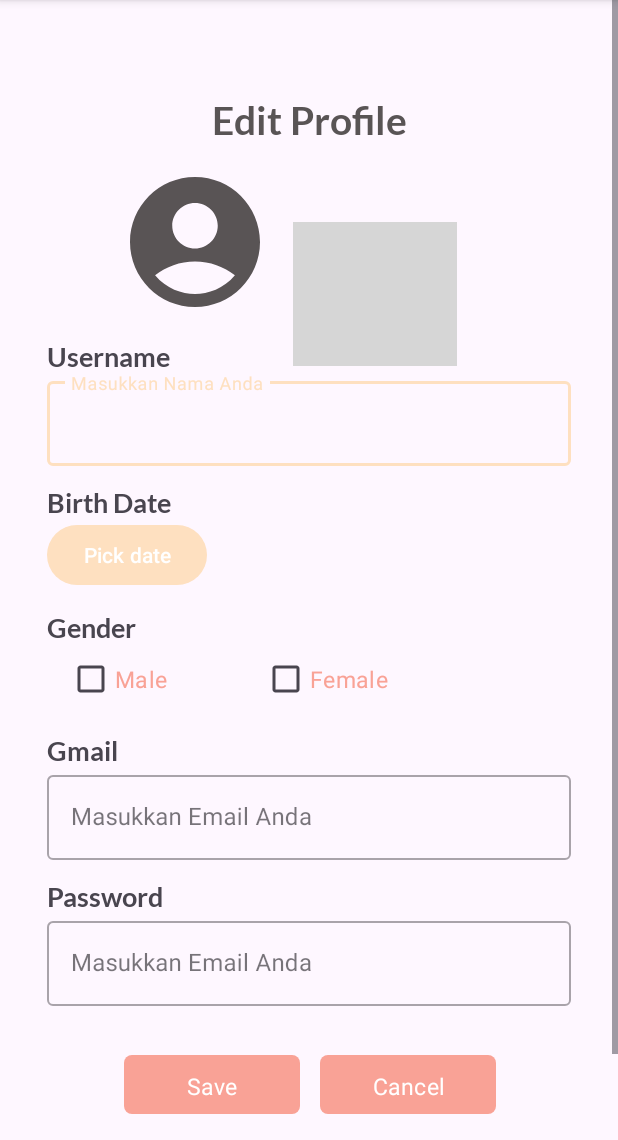
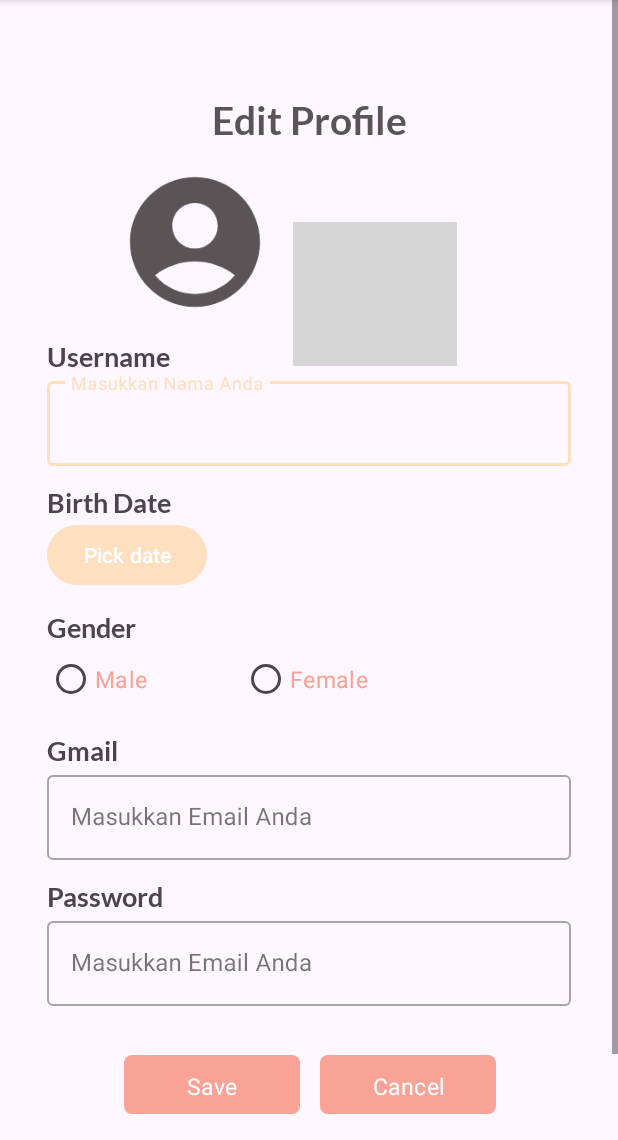
Before and after one commit to skinsync/SkinSync-Mobile-Development, an Android app: the EditProfileActivity screen opened directly, with no data from a screen before it, on a phone screen of 412 x 824 dp, the part 96-1236 px from its top. Run offline under Robolectric (Android 15) with nearby library versions, the phone set to English and light mode, and no system bars; our stand-ins replace CircleImageView, sdp/ssp sizes; pictures from the network do not load; Roboto replaces fonts that are not available here; grey boxes are pictures that could not be loaded.

Commit message:
intent data profile

```diff
--- a/app/src/main/res/layout/activity_edit_profile.xml
+++ b/app/src/main/res/layout/activity_edit_profile.xml
@@ -124,23 +124,28 @@
         app:layout_constraintStart_toStartOf="@+id/pickDate"
         app:layout_constraintTop_toBottomOf="@+id/pickDate"/>
 
-        <CheckBox
+
+        <RadioGroup
+            android:id="@+id/genderRadioGroup"
+            android:layout_width="wrap_content"
+            android:layout_height="wrap_content"
+            android:orientation="horizontal"
+            app:layout_constraintLeft_toRightOf="@+id/genderTitle"
+            app:layout_constraintRight_toRightOf="parent"
+            app:layout_constraintStart_toStartOf="@+id/genderTitle"
+            app:layout_constraintTop_toBottomOf="@+id/genderTitle">
+
+            <RadioButton
                 android:id="@+id/checkBoxMale"
                 android:layout_width="@dimen/_100sdp"
                 android:layout_height="@dimen/_36sdp"
-            android:layout_marginStart="@dimen/_10sdp"
                 android:backgroundTint="@color/peach"
                 android:fontFamily="@font/roboto"
                 android:text="@string/gender_male"
                 android:textColor="@color/peach"
-            android:textSize="@dimen/_12ssp"
-            app:layout_constraintLeft_toRightOf="@+id/genderTitle"
-            app:layout_constraintRight_toRightOf="parent"
-            app:layout_constraintStart_toStartOf="@+id/genderTitle"
-            app:layout_constraintTop_toBottomOf="@+id/genderTitle"
-            tools:ignore="TextSizeCheck" />
+                android:textSize="@dimen/_12ssp"/>
 
-        <CheckBox
+            <RadioButton
                 android:id="@+id/checkBoxFemale"
                 android:layout_width="@dimen/_100sdp"
                 android:layout_height="@dimen/_36sdp"
@@ -148,12 +153,8 @@
                 android:fontFamily="@font/roboto"
                 android:text="@string/gender_female"
                 android:textColor="@color/peach"
-            android:textSize="@dimen/_12ssp"
-            app:layout_constraintLeft_toRightOf="parent"
-            app:layout_constraintRight_toRightOf="parent"
-            app:layout_constraintStart_toEndOf="@+id/checkBoxMale"
-            app:layout_constraintTop_toBottomOf="@+id/genderTitle"
-            tools:ignore="TextSizeCheck" />
+                android:textSize="@dimen/_12ssp"/>
+        </RadioGroup>
 
     <TextView
         android:id="@+id/emailTitle"
@@ -166,7 +167,7 @@
         app:layout_constraintRight_toRightOf="parent"
         app:layout_constraintLeft_toRightOf="parent"
         app:layout_constraintStart_toStartOf="@+id/usernameProfile"
-        app:layout_constraintTop_toBottomOf="@+id/checkBoxMale" />
+        app:layout_constraintTop_toBottomOf="@+id/genderRadioGroup" />
 
     <com.google.android.material.textfield.TextInputLayout
         android:id="@+id/emailEditTextLayout"
@@ -259,6 +260,7 @@
             app:layout_constraintTop_toBottomOf="@+id/passwordEditTextLayout" />
 
         <ImageView
+            android:id="@+id/back"
             android:layout_width="@dimen/_30sdp"
             android:layout_height="@dimen/_30sdp"
             android:src="@drawable/back"
```
Also changed, not shown: app/src/main/AndroidManifest.xml (+10 -9 lines), app/src/main/java/com/example/skinsync/activity/users/profile/ProfileActivity.kt (+73 -7 lines), app/src/main/java/com/example/skinsync/activity/users/profile/edit/EditProfileActivity.kt (+55 -0 lines), app/src/main/res/layout/activity_profile.xml (+11 -3 lines), 78 other files. Lines whose indentation alone changed are shown as unchanged.
